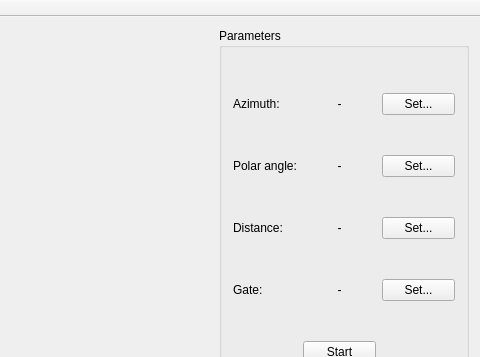
DaniloBorquez/Hodoscope-Manager-GUI, file GUI/mainwindow.ui: the form before one commit; both pictures show x 320 to 800 and y 0 to 357 of the 800 by 600 pixel window.
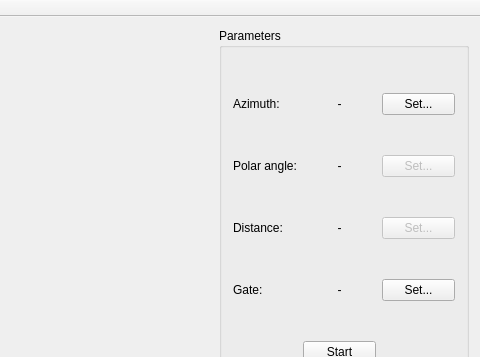
The form after the commit. Custom widgets are drawn as their Qt base class.

Commit message: Polar angle and distance buttons disabled. Waiting for power supply and servo or stepper motor

Patch:
```diff
--- a/GUI/mainwindow.ui
+++ b/GUI/mainwindow.ui
@@ -97,6 +97,9 @@
          </item>
          <item row="1" column="2">
           <widget class="QPushButton" name="pushButtonPolar">
+           <property name="enabled">
+            <bool>false</bool>
+           </property>
            <property name="text">
             <string>Set...</string>
            </property>
@@ -121,6 +124,9 @@
          </item>
          <item row="2" column="2">
           <widget class="QPushButton" name="pushButtonDistance">
+           <property name="enabled">
+            <bool>false</bool>
+           </property>
            <property name="text">
             <string>Set...</string>
            </property>
```
